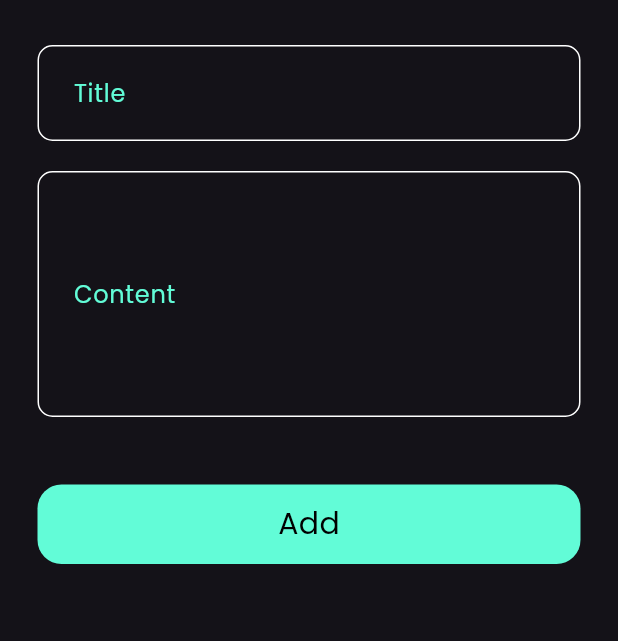
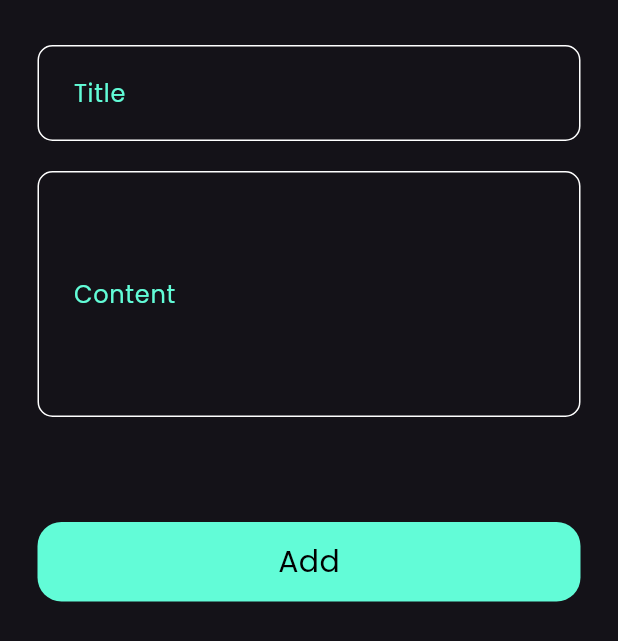
Before and after one commit to MahmoudRamadanDev/Elkok_notes_app, a Flutter app: the AddNotesBottomSheet widget shown alone on an empty page, opened directly, on a phone screen of 412 x 824 dp. Shown: the top 641 px of the screen. Run offline on Flutter 3.47's test engine with Material 3 defaults, Android fonts, the phone set to English and light mode, and no system bars.

```diff
--- a/lib/widgets/add_notes_bottom_sheet.dart
+++ b/lib/widgets/add_notes_bottom_sheet.dart
@@ -10,14 +10,18 @@ class AddNotesBottomSheet extends StatelessWidget {
   Widget build(BuildContext context) {
     return Padding(
       padding: const EdgeInsets.symmetric(vertical: 30 , horizontal: 25),
-      child: ListView(
-        children: [
+      child: SingleChildScrollView(
+        child: Column(
+          children: [
           CustomTextField(hint: "Title"),
           SizedBox(height: 20,),
           CustomTextField(hint: "Content" , padding: 70,),
-          SizedBox(height: 45,),
+          SizedBox(height: 70,),
           CustomButton(),
-        ],
+          SizedBox(height: 30,),
+        ],),
+
+
       ),
     );
   }
--- a/lib/widgets/custom_button.dart
+++ b/lib/widgets/custom_button.dart
@@ -9,7 +9,7 @@ class CustomButton extends StatelessWidget {
   Widget build(BuildContext context) {
     return  Container(
             padding: EdgeInsets.symmetric(horizontal: 20 , vertical: 12),
-            width: double.infinity,
+            width: MediaQuery.of(context).size.width,
             decoration: BoxDecoration(
               color: kThirdColor,
               borderRadius: BorderRadius.circular(16),
```
Also changed, not shown: lib/models/notes_model.dart (added, +14 -0 lines).
